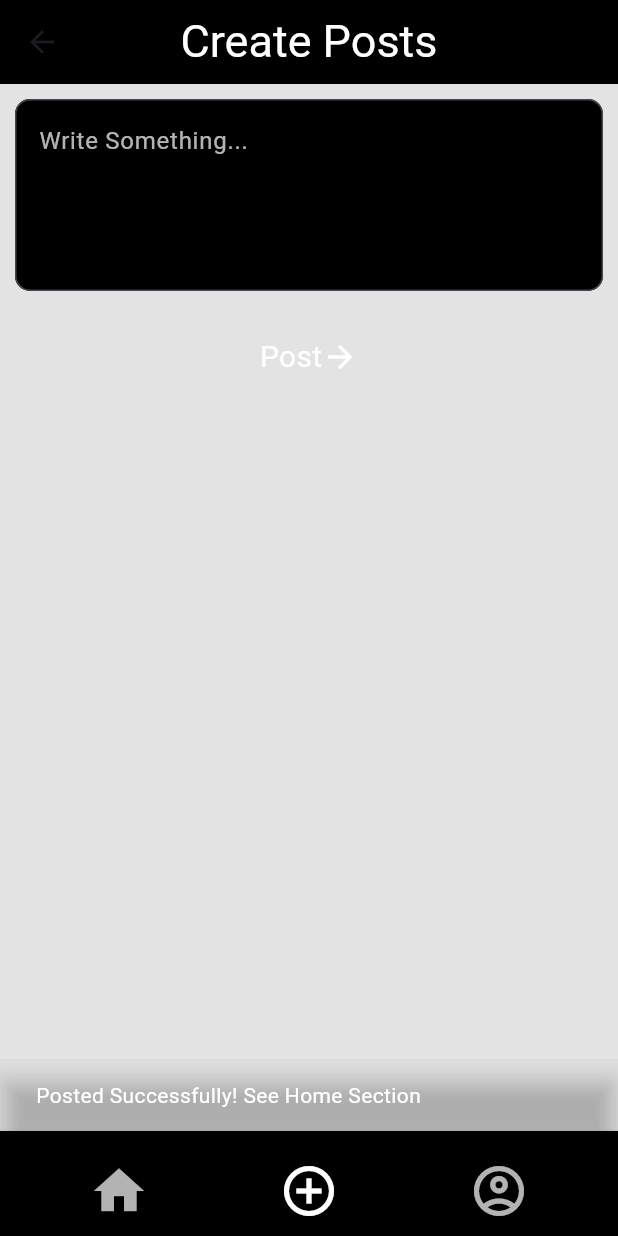
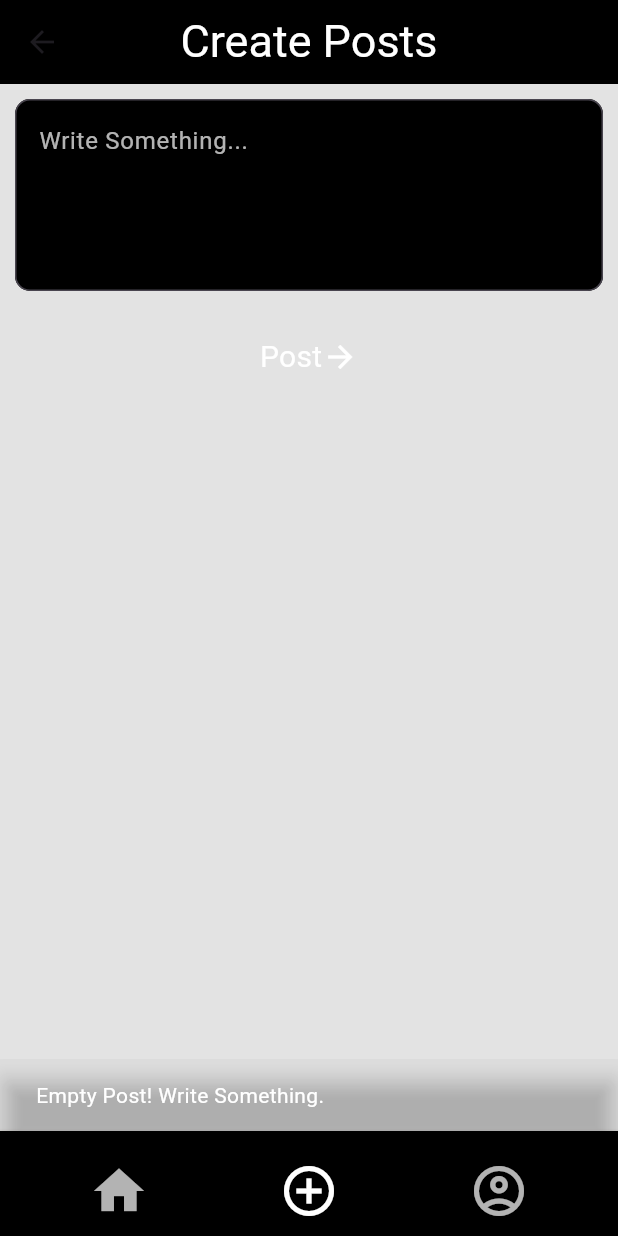
Before and after one commit to Mann-1909/Vibe, a Flutter app: the MobileLayout screen opened by its route, item 2 of the bottom bar chosen, after a tap on "Post", on a phone screen of 412 x 824 dp. Run offline on Flutter 3.47's test engine with Material 3 defaults, Android fonts, the phone set to English and light mode, and no system bars; our stand-ins replace cloud_firestore, firebase_auth, firebase_core; accounts and stored records are empty.

Commit message:
pixel-fixed

```diff
--- a/lib/utilities/text_box.dart
+++ b/lib/utilities/text_box.dart
@@ -24,8 +24,9 @@ class TextBox extends StatelessWidget {
               IconButton(
                   onPressed: onPressed,
                   icon: Icon(
-                    Icons.settings,
+                    Icons.edit,
                     color: Colors.grey,
+                    size: 25,
                   ),
               ),
             ],
--- a/lib/views/create_post_view.dart
+++ b/lib/views/create_post_view.dart
@@ -26,6 +26,18 @@ class _CreatePostState extends State<CreatePost> {
   //   super.dispose();
   // }
   Future<void> postMessage() async {
+    final snackBar = SnackBar(
+        backgroundColor: Colors.white10,
+        content: const Text(
+          "Posted Successfully! See Home Section",
+          style: TextStyle(color: Colors.white),
+        ));final empty = SnackBar(
+        backgroundColor: Colors.white10,
+        content: const Text(
+          "Empty Post! Write Something.",
+          style: TextStyle(color: Colors.white),
+        ));
+    FocusManager.instance.primaryFocus?.unfocus();
     if (textEditingController.text.isNotEmpty) {
       FirebaseFirestore.instance.collection('User Posts').add({
         'UserEmail': AuthService.firebase().currentUser!.email,
@@ -33,15 +45,12 @@ class _CreatePostState extends State<CreatePost> {
         'TimeStamp': Timestamp.now(),
         'Likes':[],
       });
+    await ScaffoldMessenger.of(context).showSnackBar(snackBar);
     }
-    final snackBar = SnackBar(
-        backgroundColor: Colors.white10,
-        content: const Text(
-          "Posted Successfully! See Home Section",
-          style: TextStyle(color: Colors.white),
-        ));
-    FocusManager.instance.primaryFocus?.unfocus();
-    await ScaffoldMessenger.of(context).showSnackBar(snackBar);
+    else{
+    await ScaffoldMessenger.of(context).showSnackBar(empty);
+
+    }
     setState(() {
       textEditingController.clear();
     });
--- a/lib/views/posts.dart
+++ b/lib/views/posts.dart
@@ -54,7 +54,9 @@ class _PostsState extends State<Posts> {
   @override
   Widget build(BuildContext context) {
     return Container(
+
       decoration: BoxDecoration(
+
         color: widget.user == widget.currentUser ? Colors.white24 : Colors.white10,
         borderRadius: widget.user == widget.currentUser
             ? BorderRadius.only(topLeft: Radius.circular(10), bottomLeft: Radius.circular(10))
@@ -71,6 +73,7 @@ class _PostsState extends State<Posts> {
             Icon(
               Icons.account_circle,
               size: 40,
+
             ),
             Padding(padding: EdgeInsets.fromLTRB(5, 0, 5, 0)),
             Column(
@@ -82,9 +85,13 @@ class _PostsState extends State<Posts> {
                   style: TextStyle(color: Colors.white60, fontSize: 13),
                 ),
                 Padding(padding: EdgeInsets.fromLTRB(0, 2, 0, 2)),
-                Text(
-                  widget.message,
-                  style: TextStyle(color: Colors.white, fontSize: 20),
+                SizedBox(
+                  width: 247,
+                  child: Text(
+                    widget.message,
+                    style: TextStyle(color: Colors.white, fontSize: 20),
+                    softWrap: true,
+                  ),
                 ),
                 Padding(padding: EdgeInsets.fromLTRB(0, 3, 0, 3)),
                 Text(
--- a/lib/views/profile_view.dart
+++ b/lib/views/profile_view.dart
@@ -6,6 +6,7 @@ import 'package:vibe/utilities/edit_field.dart';
 import 'package:vibe/utilities/log_out.dart';
 import 'package:vibe/utilities/show_logout_dialog.dart';
 import 'package:vibe/utilities/text_box.dart';
+import 'package:vibe/views/posts.dart';
 
 class Profile extends StatefulWidget {
   const Profile({super.key});
@@ -16,7 +17,6 @@ class Profile extends StatefulWidget {
 
 class _ProfileState extends State<Profile> {
   String email = AuthService.firebase().currentUser!.email!;
-
 
   @override
   Widget build(BuildContext context) {
@@ -51,24 +51,28 @@ class _ProfileState extends State<Profile> {
                   ),
                   const Padding(
                     padding: EdgeInsets.fromLTRB(10, 10, 10, 10),
-                    child: Text("My Details", style: TextStyle(color: Colors.white)),
+                    child: Text("My Details",
+                        style: TextStyle(
+                            color: Colors.white, fontSize: 15, fontWeight: FontWeight.bold)),
                   ),
                   //username
                   TextBox(
                     text: userData['username'],
                     sectionName: 'username',
-                    onPressed: () => editField(context,"username"),
+                    onPressed: () => editField(context, "username"),
                   ),
                   TextBox(
                     text: userData['bio'],
                     sectionName: 'bio',
-                    onPressed: () => editField(context,"bio"),
+                    onPressed: () => editField(context, "bio"),
                   ),
                   const Padding(
                     padding: EdgeInsets.fromLTRB(10, 10, 10, 10),
-                    child: Text("My Posts", style: TextStyle(color: Colors.white)),
+                    child: Text("My Posts",
+                        style: TextStyle(
+                            color: Colors.white, fontSize: 15, fontWeight: FontWeight.bold)),
                   ),
-                  const LogOutBtn()
+                  const LogOutBtn(),
                 ],
               );
             } else if (snapshot.hasError) {
```
Also changed, not shown: 1 other file.
